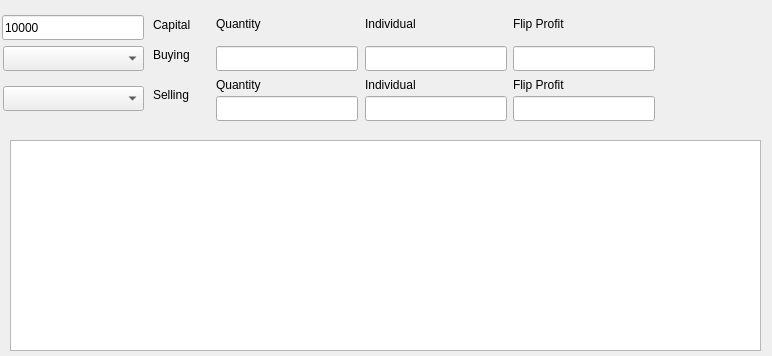
Old version of the form config/NW_TP3.ui in the repository rjbrown2/NWTP.
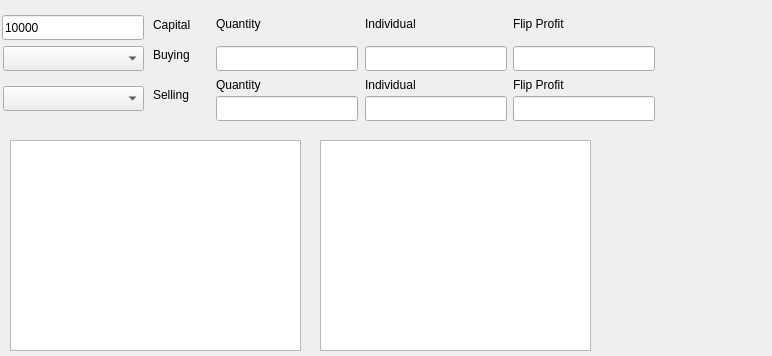
New version of the form.

Commit message:
Fixed spelling errors/Changed UI
Added tree view
set some fields as RO
fixed minor spelling

```diff
--- a/config/NW_TP3.ui
+++ b/config/NW_TP3.ui
@@ -596,7 +596,17 @@
     <rect>
      <x>10</x>
      <y>140</y>
-     <width>751</width>
+     <width>291</width>
+     <height>211</height>
+    </rect>
+   </property>
+  </widget>
+  <widget class="QTreeView" name="debugTreeView">
+   <property name="geometry">
+    <rect>
+     <x>320</x>
+     <y>140</y>
+     <width>271</width>
      <height>211</height>
     </rect>
    </property>
```
The commit also changes 2 other files.
